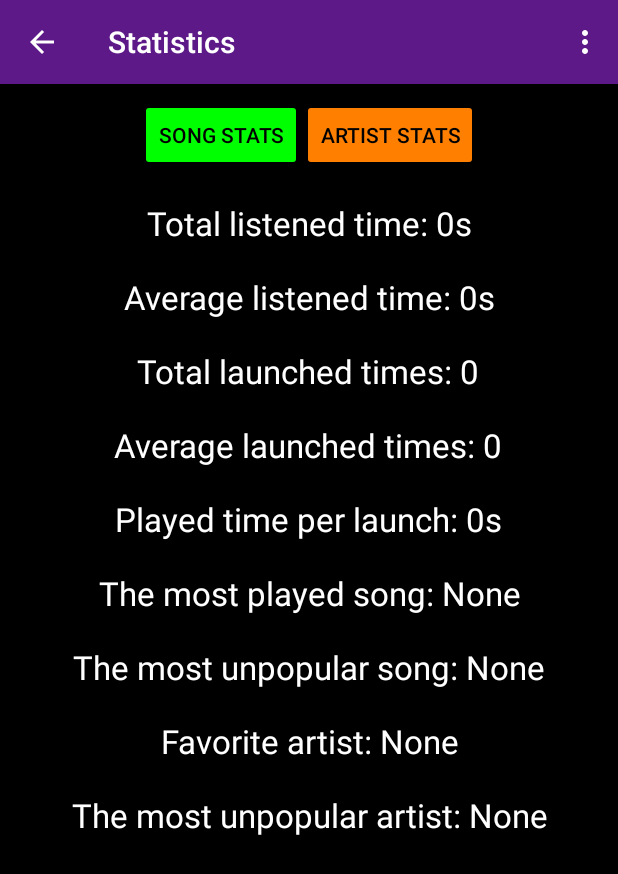
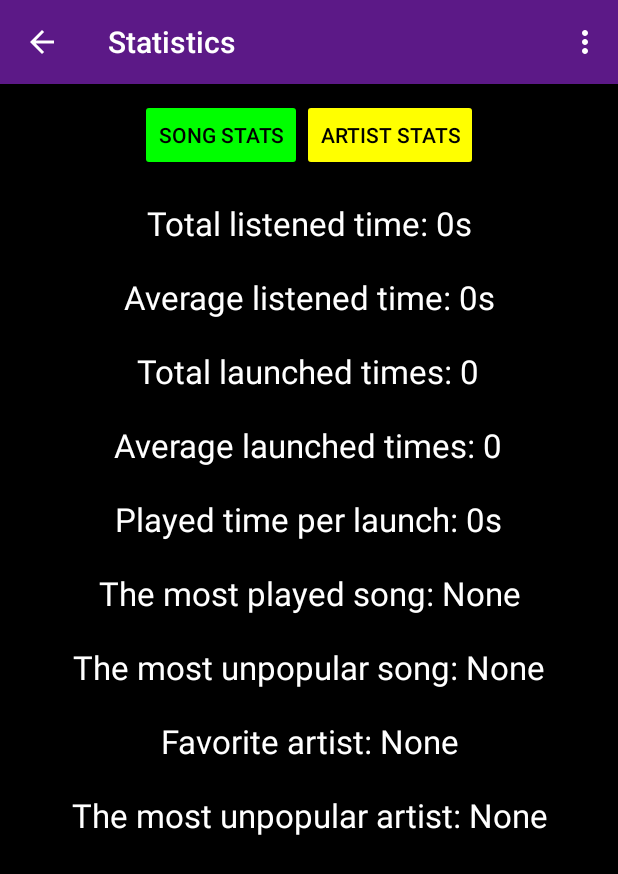
Before and after one commit to eisichenko/Android-Media-Player, an Android app: the StatisticsActivity screen opened directly, with no data from a screen before it, on a phone screen of 412 x 824 dp. Shown: the top 874 px of the screen. Run offline under Robolectric (Android 15) with nearby library versions, the phone set to English and light mode, and no system bars.

Commit message:
chanche artist stats button color

```diff
--- a/app/src/main/res/layout/activity_statistics.xml
+++ b/app/src/main/res/layout/activity_statistics.xml
@@ -32,7 +32,7 @@
                 android:layout_width="wrap_content"
                 android:layout_height="wrap_content"
                 android:textColor="#000"
-                android:backgroundTint="#FF8000"
+                android:backgroundTint="#FFFF00"
                 android:text="Artist Stats"/>
 
         </LinearLayout>
```
